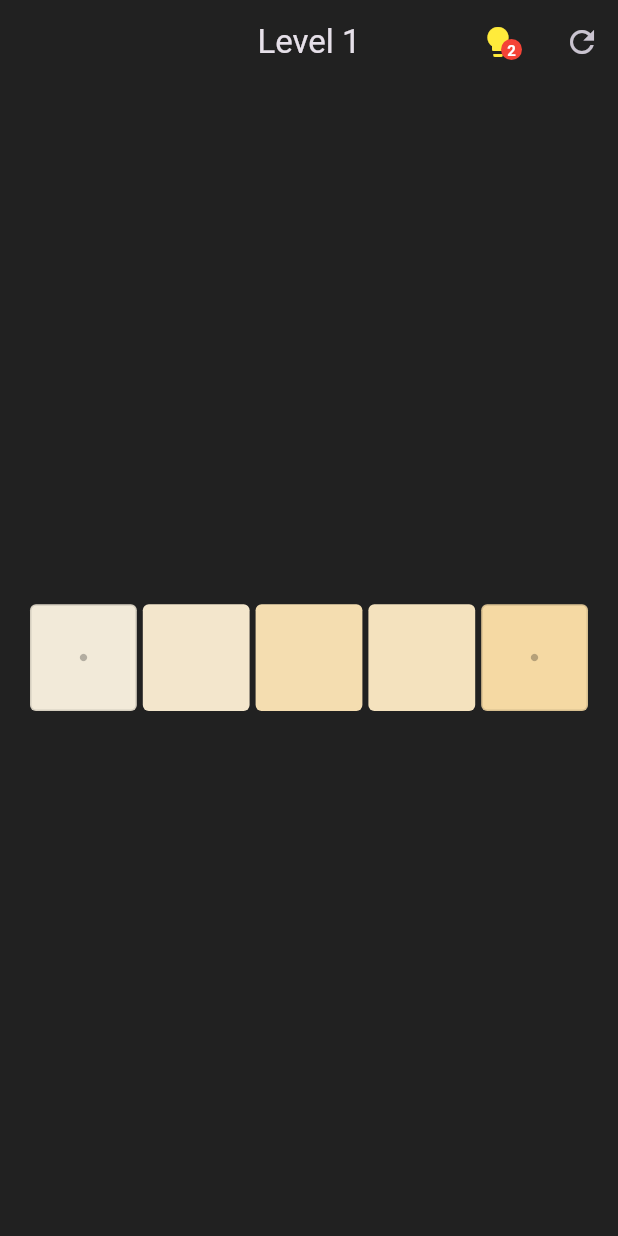
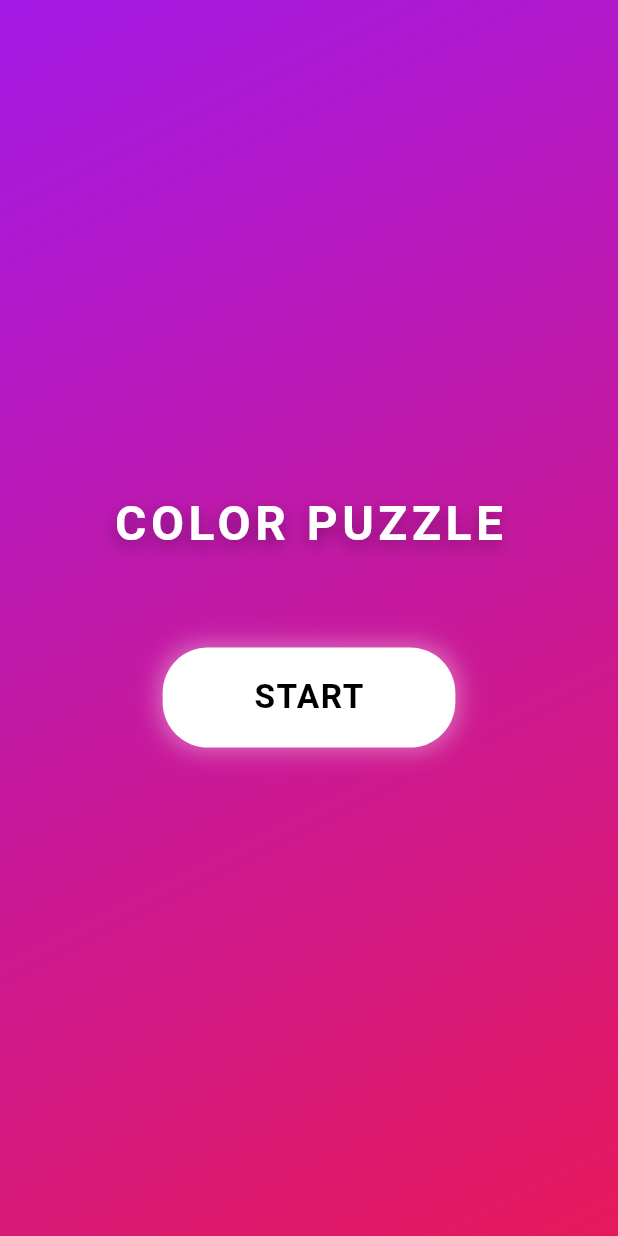
Before and after one commit to oznurkarahasan/color_puzzle, a Flutter app: the screen it shows after launch, on a phone screen of 412 x 824 dp. Run offline on Flutter 3.47's test engine with Material 3 defaults, Android fonts, the phone set to English and light mode, and no system bars; our stand-ins replace flutter_dotenv.

Commit message:
start screen added. one syntax problem solved

```diff
--- a/lib/features/game/screens/game_screen.dart
+++ b/lib/features/game/screens/game_screen.dart
@@ -132,8 +132,9 @@ class _GameScreenState extends State<GameScreen> {
 
   void _renkleriDegistir(int eskiIndex, int yeniIndex) {
     if (kilitliIndexler.contains(yeniIndex) ||
-        kilitliIndexler.contains(eskiIndex))
+        kilitliIndexler.contains(eskiIndex)) {
       return;
+    }
 
     setState(() {
       final temp = oyuncuListesi[eskiIndex];
--- /dev/null
+++ b/lib/features/splash/screens/splash_screen.dart
@@ -0,0 +1,160 @@
+import 'package:flutter/material.dart';
+import 'package:color_puzzle/features/game/screens/game_screen.dart';
+
+class SplashScreen extends StatefulWidget {
+  const SplashScreen({super.key});
+
+  @override
+  State<SplashScreen> createState() => _SplashScreenState();
+}
+
+class _SplashScreenState extends State<SplashScreen>
+    with TickerProviderStateMixin {
+  late AnimationController _bgController; // Arka plan renk döngüsü için
+  late AnimationController _buttonController; // Butonun nefes alma efekti için
+
+  @override
+  void initState() {
+    super.initState();
+
+    // 1. ARKA PLAN ANİMASYONU (Yavaşça döner)
+    _bgController = AnimationController(
+      vsync: this,
+      duration: const Duration(seconds: 10),
+    )..repeat();
+
+    // 2. BUTON ANİMASYONU (Hızlıca nefes alır verir)
+    _buttonController = AnimationController(
+      vsync: this,
+      duration: const Duration(milliseconds: 800), // 0.8 saniyede bir
+    )..repeat(reverse: true); // Büyü -> Küçül -> Büyü...
+  }
+
+  @override
+  void dispose() {
+    _bgController.dispose();
+    _buttonController.dispose();
+    super.dispose();
+  }
+
+  @override
+  Widget build(BuildContext context) {
+    return Scaffold(
+      body: AnimatedBuilder(
+        animation: _bgController,
+        builder: (context, child) {
+          return Container(
+            decoration: BoxDecoration(
+              gradient: LinearGradient(
+                begin: Alignment.topLeft,
+                end: Alignment.bottomRight,
+                colors: [
+                  HSLColor.fromAHSL(
+                    1.0,
+                    _bgController.value * 360,
+                    0.8,
+                    0.5,
+                  ).toColor(),
+                  HSLColor.fromAHSL(
+                    1.0,
+                    (_bgController.value * 360 + 60) % 360,
+                    0.8,
+                    0.5,
+                  ).toColor(),
+                ],
+              ),
+            ),
+            child: Center(
+              child: Column(
+                mainAxisAlignment: MainAxisAlignment.center,
+                children: [
+                  // BAŞLIK
+                  const Text(
+                    "COLOR PUZZLE",
+                    style: TextStyle(
+                      fontSize: 32,
+                      fontWeight: FontWeight.bold,
+                      color: Colors.white,
+                      letterSpacing: 3,
+                      shadows: [
+                        Shadow(
+                          blurRadius: 15,
+                          color: Colors.black38,
+                          offset: Offset(0, 4),
+                        ),
+                      ],
+                    ),
+                  ),
+                  const SizedBox(height: 60),
+
+                  // EFEKTLİ START BUTONU
+                  AnimatedBuilder(
+                    animation: _buttonController,
+                    builder: (context, child) {
+                      // Animasyon değeri 0.0 ile 1.0 arasında gidip gelir
+                      // Scale: 1.0 (Normal) ile 1.05 (%5 Büyük) arasında değişsin
+                      double scale = 1.0 + (_buttonController.value * 0.05);
+
+                      // Gölge: Büyüdükçe parlasın
+                      double glow = _buttonController.value * 10;
+
+                      return Transform.scale(
+                        scale: scale,
+                        child: Container(
+                          decoration: BoxDecoration(
+                            borderRadius: BorderRadius.circular(30),
+                            boxShadow: [
+                              // Arkadaki Parlayan Işık (Glow)
+                              BoxShadow(
+                                color: Colors.white.withValues(
+                                  alpha: 0.3 + (_buttonController.value * 0.3),
+                                ),
+                                blurRadius:
+                                    10 +
+                                    glow, // Parlaklık yarıçapı artıp azalır
+                                spreadRadius: 1 + (glow / 2),
+                              ),
+                            ],
+                          ),
+                          child: ElevatedButton(
+                            onPressed: () {
+                              Navigator.pushReplacement(
+                                context,
+                                MaterialPageRoute(
+                                  builder: (context) => const GameScreen(),
+                                ),
+                              );
+                            },
+                            style: ElevatedButton.styleFrom(
+                              backgroundColor: Colors.white,
+                              foregroundColor: Colors.black,
+                              padding: const EdgeInsets.symmetric(
+                                horizontal: 60,
+                                vertical: 20,
+                              ),
+                              textStyle: const TextStyle(
+                                fontSize: 22,
+                                fontWeight: FontWeight.bold,
+                                letterSpacing: 1,
+                              ),
+                              shape: RoundedRectangleBorder(
+                                borderRadius: BorderRadius.circular(30),
+                              ),
+                              elevation:
+                                  0, // Kendi gölgesini kapattık, biz özel gölge yaptık
+                            ),
+                            child: const Text("START"),
+                          ),
+                        ),
+                      );
+                    },
+                  ),
+                ],
+              ),
+            ),
+          );
+        },
+      ),
+    );
+  }
+}
--- a/lib/main.dart
+++ b/lib/main.dart
@@ -1,6 +1,7 @@
 import 'package:flutter/material.dart';
 import 'package:flutter_dotenv/flutter_dotenv.dart';
-import 'features/game/screens/game_screen.dart';
+// import 'features/game/screens/game_screen.dart';
+import 'features/splash/screens/splash_screen.dart';
 
 void main() async {
   WidgetsFlutterBinding.ensureInitialized();
@@ -29,7 +30,7 @@ class RenkPuzzleApp extends StatelessWidget {
         useMaterial3: true,
         brightness: Brightness.dark,
       ),
-      home: const GameScreen(),
+      home: const SplashScreen(),
     );
   }
 }
```
